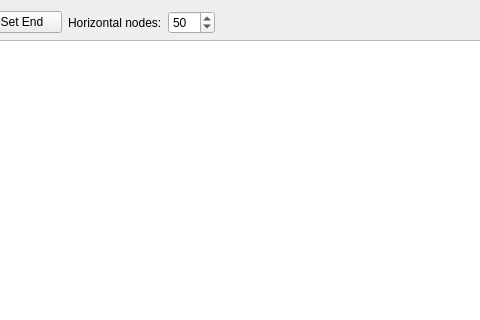
This is pathfindingtab.ui in vlasopoulos/AlgorithmVisualisation as Qt 5 draws it before an edit; both pictures show x 115 to 595 and y 0 to 320 of the 1280 by 720 pixel window. The edited form follows.
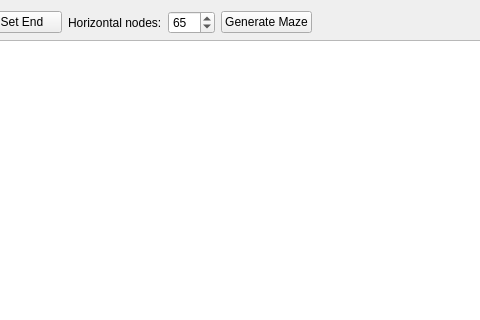
This is the edited form.

Commit message: added maze generation

Diff of the .ui file:
```diff
--- a/pathfindingtab.ui
+++ b/pathfindingtab.ui
@@ -51,7 +51,14 @@
           <number>5</number>
          </property>
          <property name="value">
-          <number>50</number>
+          <number>65</number>
+         </property>
+        </widget>
+       </item>
+       <item>
+        <widget class="QPushButton" name="generateMazeButton">
+         <property name="text">
+          <string>Generate Maze</string>
          </property>
         </widget>
        </item>
```
The commit also changes 2 other files.
